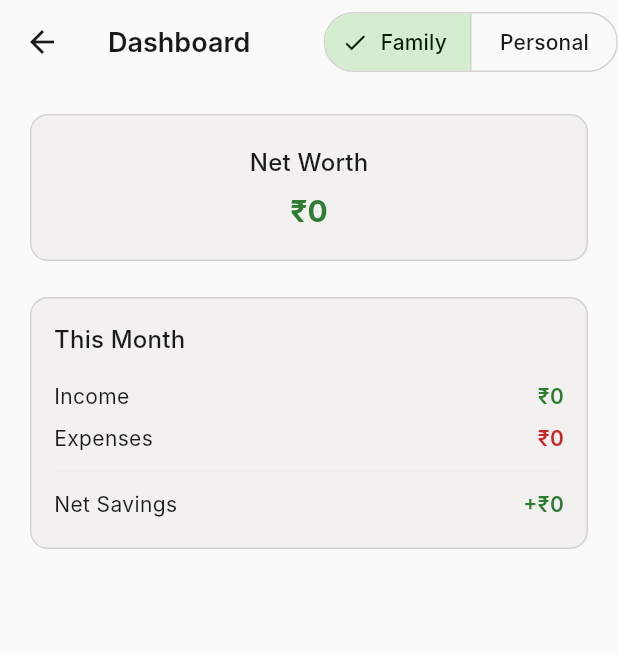
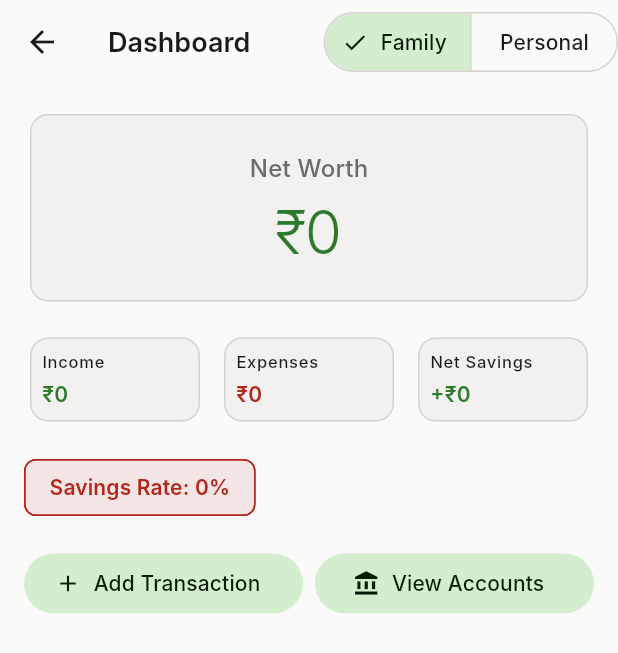
Before and after one commit to ajitgunturi/vael, a Flutter app: the DashboardScreen screen opened directly with empty values, on a phone screen of 412 x 824 dp. Shown: the top 653 px of the screen. Run offline on Flutter 3.47's test engine with Material 3 defaults, Android fonts, the phone set to English and light mode, and no system bars; our stand-ins replace drift, fl_chart, flutter_riverpod, google_sign_in; accounts and stored records are empty; generated files the repository leaves out were written again; Roboto replaces fonts that are missing (Inter).

Commit message:
feat(phase-2.5): Wave 2 dashboard redesign (352 tests)
Steps 2.5.6-2.5.12: BalanceSnapshotDao, net worth history,
savings rate computation, hero net worth card, compact income/expense
tiles, quick actions row, savings rate badge, net worth trend chart.

Co-Authored-By: Claude Opus 4.6 <noreply@anthropic.com>

```diff
--- a/lib/features/dashboard/providers/dashboard_providers.dart
+++ b/lib/features/dashboard/providers/dashboard_providers.dart
@@ -11,16 +11,21 @@ final dashboardScopeProvider = StateProvider<DashboardScope>(
   (ref) => DashboardScope.family,
 );
 
-/// Combined dashboard data: grouped accounts, net worth, monthly summary.
+/// Combined dashboard data: grouped accounts, net worth, monthly summary,
+/// savings rate, and net worth history for chart.
 class DashboardData {
   final AccountGroups grouped;
   final int netWorth;
   final MonthlySummary monthlySummary;
+  final double savingsRate;
+  final List<({DateTime date, int netWorth})> netWorthHistory;
 
   const DashboardData({
     required this.grouped,
     required this.netWorth,
     required this.monthlySummary,
+    this.savingsRate = 0.0,
+    this.netWorthHistory = const [],
   });
 }
 
@@ -57,10 +62,13 @@ final dashboardDataProvider =
     );
     final summary = DashboardAggregation.monthlySummary(transactions);
 
+    final savingsRate = DashboardAggregation.computeSavingsRate(summary);
+
     return DashboardData(
       grouped: grouped,
       netWorth: netWorth,
       monthlySummary: summary,
+      savingsRate: savingsRate,
     );
   });
 });
--- a/lib/features/dashboard/screens/dashboard_screen.dart
+++ b/lib/features/dashboard/screens/dashboard_screen.dart
@@ -5,10 +5,12 @@ import '../../../core/database/database.dart';
 import '../../../core/financial/dashboard_aggregation.dart';
 import '../../../core/financial/goal_tracking.dart';
 import '../../../shared/theme/color_tokens.dart';
+import '../../../shared/theme/spacing.dart';
 import '../../../shared/utils/formatters.dart';
 import '../providers/dashboard_providers.dart';
 
-/// Main dashboard showing net worth, monthly summary, goals, and scope toggle.
+/// Main dashboard showing net worth hero, monthly tiles, quick actions,
+/// savings rate badge, goals, and scope toggle.
 class DashboardScreen extends ConsumerWidget {
   const DashboardScreen({
     super.key,
@@ -30,7 +32,8 @@ class DashboardScreen extends ConsumerWidget {
         actions: [
           _ScopeToggle(
             scope: scope,
-            onChanged: (s) => ref.read(dashboardScopeProvider.notifier).state = s,
+            onChanged: (s) =>
+                ref.read(dashboardScopeProvider.notifier).state = s,
           ),
         ],
       ),
@@ -54,7 +57,8 @@ class _ScopeToggle extends StatelessWidget {
     return SegmentedButton<DashboardScope>(
       segments: const [
         ButtonSegment(value: DashboardScope.family, label: Text('Family')),
-        ButtonSegment(value: DashboardScope.personal, label: Text('Personal')),
+        ButtonSegment(
+            value: DashboardScope.personal, label: Text('Personal')),
       ],
       selected: {scope},
       onSelectionChanged: (s) => onChanged(s.first),
@@ -71,43 +75,54 @@ class _DashboardBody extends StatelessWidget {
   @override
   Widget build(BuildContext context) {
     return ListView(
-      padding: const EdgeInsets.all(16),
+      padding: const EdgeInsets.all(Spacing.md),
       children: [
-        _NetWorthCard(netWorth: data.netWorth),
-        const SizedBox(height: 16),
-        _MonthlySummaryCard(summary: data.monthlySummary),
-        const SizedBox(height: 16),
+        _HeroNetWorthCard(netWorth: data.netWorth),
+        const SizedBox(height: Spacing.md),
+        _CompactTilesRow(summary: data.monthlySummary),
+        const SizedBox(height: Spacing.md),
+        _SavingsRateBadge(rate: data.savingsRate),
+        const SizedBox(height: Spacing.md),
+        const _QuickActionsRow(),
+        const SizedBox(height: Spacing.md),
         if (goals.isNotEmpty) _GoalsSection(goals: goals),
       ],
     );
   }
 }
 
-class _NetWorthCard extends StatelessWidget {
-  const _NetWorthCard({required this.netWorth});
+/// Hero net worth card per `UI_DESIGN.md` §2.2.
+class _HeroNetWorthCard extends StatelessWidget {
+  const _HeroNetWorthCard({required this.netWorth});
 
   final int netWorth;
 
   @override
   Widget build(BuildContext context) {
+    final tokens = ColorTokens.of(context);
     final isPositive = netWorth >= 0;
-    final color = isPositive ? ColorTokens.positive : ColorTokens.negative;
+    final color = isPositive ? tokens.income : tokens.expense;
     final sign = isPositive ? '' : '-';
     final formatted = formatIndianNumber(netWorth.abs() ~/ 100);
 
     return Card(
       child: Padding(
-        padding: const EdgeInsets.all(20),
+        padding: const EdgeInsets.symmetric(
+          vertical: Spacing.lg,
+          horizontal: Spacing.md,
+        ),
         child: Column(
           children: [
             Text('Net Worth',
-                style: Theme.of(context).textTheme.titleMedium),
-            const SizedBox(height: 8),
+                style: Theme.of(context)
+                    .textTheme
+                    .titleMedium
+                    ?.copyWith(color: tokens.onSurfaceVariant)),
+            const SizedBox(height: Spacing.sm),
             Text(
               '$sign₹$formatted',
-              style: Theme.of(context).textTheme.headlineMedium?.copyWith(
+              style: Theme.of(context).textTheme.displayLarge?.copyWith(
                     color: color,
-                    fontWeight: FontWeight.bold,
                   ),
             ),
           ],
@@ -117,54 +132,135 @@ class _NetWorthCard extends StatelessWidget {
   }
 }
 
-class _MonthlySummaryCard extends StatelessWidget {
-  const _MonthlySummaryCard({required this.summary});
+/// Compact side-by-side income / expense / net savings tiles.
+class _CompactTilesRow extends StatelessWidget {
+  const _CompactTilesRow({required this.summary});
 
   final MonthlySummary summary;
 
   @override
   Widget build(BuildContext context) {
-    final incomeFormatted = formatIndianNumber(summary.totalIncome ~/ 100);
-    final expenseFormatted = formatIndianNumber(summary.totalExpenses ~/ 100);
-    final savingsFormatted = formatIndianNumber(summary.netSavings.abs() ~/ 100);
-    final savingsColor =
-        summary.netSavings >= 0 ? ColorTokens.positive : ColorTokens.negative;
-    final savingsSign = summary.netSavings >= 0 ? '+' : '-';
+    final tokens = ColorTokens.of(context);
+    return Row(
+      children: [
+        Expanded(
+          child: _CompactTile(
+            label: 'Income',
+            value: '₹${formatIndianNumber(summary.totalIncome ~/ 100)}',
+            color: tokens.income,
+          ),
+        ),
+        const SizedBox(width: Spacing.sm),
+        Expanded(
+          child: _CompactTile(
+            label: 'Expenses',
+            value: '₹${formatIndianNumber(summary.totalExpenses ~/ 100)}',
+            color: tokens.expense,
+          ),
+        ),
+        const SizedBox(width: Spacing.sm),
+        Expanded(
+          child: _CompactTile(
+            label: 'Net Savings',
+            value:
+                '${summary.netSavings >= 0 ? '+' : '-'}₹${formatIndianNumber(summary.netSavings.abs() ~/ 100)}',
+            color: summary.netSavings >= 0 ? tokens.income : tokens.expense,
+          ),
+        ),
+      ],
+    );
+  }
+}
 
+class _CompactTile extends StatelessWidget {
+  const _CompactTile({
+    required this.label,
+    required this.value,
+    required this.color,
+  });
+
+  final String label;
+  final String value;
+  final Color color;
+
+  @override
+  Widget build(BuildContext context) {
     return Card(
       child: Padding(
-        padding: const EdgeInsets.all(16),
+        padding: const EdgeInsets.all(Spacing.sm),
         child: Column(
           crossAxisAlignment: CrossAxisAlignment.start,
           children: [
-            Text('This Month',
-                style: Theme.of(context).textTheme.titleMedium),
-            const SizedBox(height: 12),
-            _summaryRow(context, 'Income', '₹$incomeFormatted',
-                ColorTokens.positive),
-            _summaryRow(context, 'Expenses', '₹$expenseFormatted',
-                ColorTokens.negative),
-            const Divider(),
-            _summaryRow(context, 'Net Savings',
-                '$savingsSign₹$savingsFormatted', savingsColor),
+            Text(label, style: Theme.of(context).textTheme.labelSmall),
+            const SizedBox(height: Spacing.xs),
+            Text(value,
+                style: Theme.of(context)
+                    .textTheme
+                    .bodyMedium
+                    ?.copyWith(color: color, fontWeight: FontWeight.w600)),
           ],
         ),
       ),
     );
   }
+}
 
-  Widget _summaryRow(
-      BuildContext context, String label, String value, Color color) {
-    return Padding(
-      padding: const EdgeInsets.symmetric(vertical: 4),
-      child: Row(
-        mainAxisAlignment: MainAxisAlignment.spaceBetween,
-        children: [
-          Text(label),
-          Text(value,
-              style: TextStyle(color: color, fontWeight: FontWeight.w600)),
-        ],
+/// Savings rate badge — green >= 20%, amber 10-20%, red < 10%.
+class _SavingsRateBadge extends StatelessWidget {
+  const _SavingsRateBadge({required this.rate});
+
+  final double rate;
+
+  @override
+  Widget build(BuildContext context) {
+    final tokens = ColorTokens.of(context);
+    final Color chipColor;
+    if (rate >= 20) {
+      chipColor = tokens.income;
+    } else if (rate >= 10) {
+      chipColor = tokens.warning;
+    } else {
+      chipColor = tokens.expense;
+    }
+
+    return Align(
+      alignment: Alignment.centerLeft,
+      child: Chip(
+        label: Text(
+          'Savings Rate: ${rate.toStringAsFixed(0)}%',
+          style: TextStyle(color: chipColor, fontWeight: FontWeight.w600),
+        ),
+        side: BorderSide(color: chipColor),
+        backgroundColor: chipColor.withValues(alpha: 0.1),
       ),
+    );
+  }
+}
+
+/// Quick action tonal buttons.
+class _QuickActionsRow extends StatelessWidget {
+  const _QuickActionsRow();
+
+  @override
+  Widget build(BuildContext context) {
+    return Row(
+      children: [
+        Expanded(
+          child: FilledButton.tonalIcon(
+            onPressed: () {},
+            icon: const Icon(Icons.add),
+            label: const Text('Add Transaction'),
+          ),
+        ),
+        const SizedBox(width: Spacing.sm),
+        Expanded(
+          child: FilledButton.tonalIcon(
+            onPressed: () {},
+            icon: const Icon(Icons.account_balance),
+            label: const Text('View Accounts'),
+          ),
+        ),
+      ],
     );
   }
 }
@@ -180,7 +276,7 @@ class _GoalsSection extends StatelessWidget {
       crossAxisAlignment: CrossAxisAlignment.start,
       children: [
         Text('Goals', style: Theme.of(context).textTheme.titleMedium),
-        const SizedBox(height: 8),
+        const SizedBox(height: Spacing.sm),
         ...goals.map((g) => _GoalTile(goal: g)),
       ],
     );
@@ -194,17 +290,18 @@ class _GoalTile extends StatelessWidget {
 
   @override
   Widget build(BuildContext context) {
+    final tokens = ColorTokens.of(context);
     final progress = goal.targetAmount > 0
         ? (goal.currentSavings / goal.targetAmount).clamp(0.0, 1.0)
         : 0.0;
-    final status = _statusLabel(goal.status);
+    final status = _statusLabel(goal.status, tokens);
     final savedFormatted = formatIndianNumber(goal.currentSavings ~/ 100);
     final targetFormatted = formatIndianNumber(goal.targetAmount ~/ 100);
 
     return Card(
-      margin: const EdgeInsets.only(bottom: 8),
+      margin: const EdgeInsets.only(bottom: Spacing.sm),
       child: Padding(
-        padding: const EdgeInsets.all(12),
+        padding: const EdgeInsets.all(Spacing.sm + Spacing.xs),
         child: Column(
           crossAxisAlignment: CrossAxisAlignment.start,
           children: [
@@ -219,17 +316,17 @@ class _GoalTile extends StatelessWidget {
                     style: TextStyle(color: status.color, fontSize: 12)),
               ],
             ),
-            const SizedBox(height: 8),
+            const SizedBox(height: Spacing.sm),
             ClipRRect(
               borderRadius: BorderRadius.circular(4),
               child: LinearProgressIndicator(
                 value: progress,
                 minHeight: 6,
-                backgroundColor: Colors.grey.shade200,
+                backgroundColor: tokens.surfaceContainerHigh,
                 valueColor: AlwaysStoppedAnimation(status.color),
               ),
             ),
-            const SizedBox(height: 4),
+            const SizedBox(height: Spacing.xs),
             Text(
               '₹$savedFormatted / ₹$targetFormatted',
               style: Theme.of(context).textTheme.bodySmall,
@@ -240,13 +337,13 @@ class _GoalTile extends StatelessWidget {
     );
   }
 
-  static ({String label, Color color}) _statusLabel(String status) {
+  static ({String label, Color color}) _statusLabel(
+      String status, ColorTokens tokens) {
     return switch (status) {
-      'completed' => (label: 'Completed', color: ColorTokens.positive),
-      'onTrack' => (label: 'On Track', color: ColorTokens.positive),
-      'atRisk' => (label: 'At Risk', color: ColorTokens.negative),
-      // ignore: deprecated_member_use
-      _ => (label: 'Active', color: ColorTokens.neutralStatic),
+      'completed' => (label: 'Completed', color: tokens.income),
+      'onTrack' => (label: 'On Track', color: tokens.income),
+      'atRisk' => (label: 'At Risk', color: tokens.expense),
+      _ => (label: 'Active', color: tokens.neutral),
     };
   }
 }
```
Also changed, not shown: lib/core/database/daos/balance_snapshot_dao.dart (added, +48 -0 lines), lib/core/financial/dashboard_aggregation.dart (+51 -0 lines), lib/features/dashboard/widgets/net_worth_chart.dart (added, +81 -0 lines), lib/core/database/daos/balance_snapshot_dao.g.dart (added), 4 other files.
